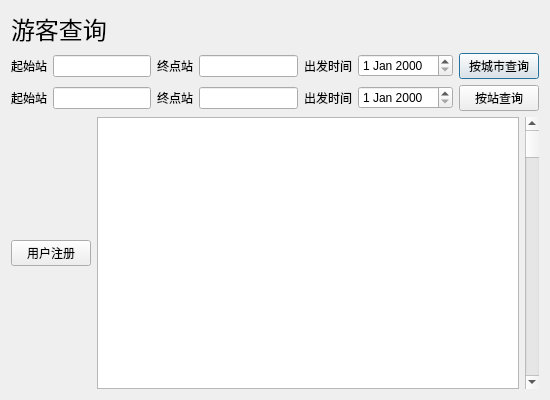
Before: the Qt Designer form UI/search.ui in New-bottle/train-ticket-system, drawn with Qt 5.
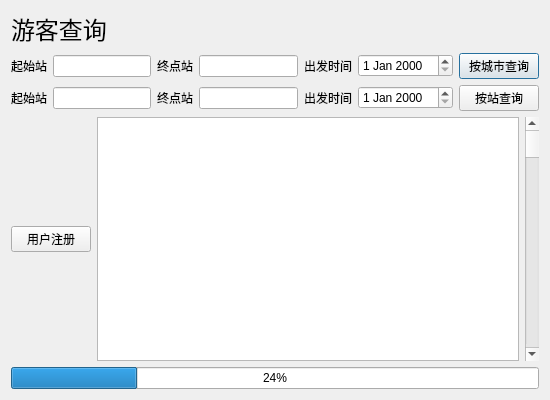
After: the same form once the commit is applied.

```diff
--- a/UI/search.ui
+++ b/UI/search.ui
@@ -134,6 +134,13 @@
      </item>
     </layout>
    </item>
+   <item>
+    <widget class="QProgressBar" name="progressBar">
+     <property name="value">
+      <number>24</number>
+     </property>
+    </widget>
+   </item>
   </layout>
  </widget>
  <resources/>
```
